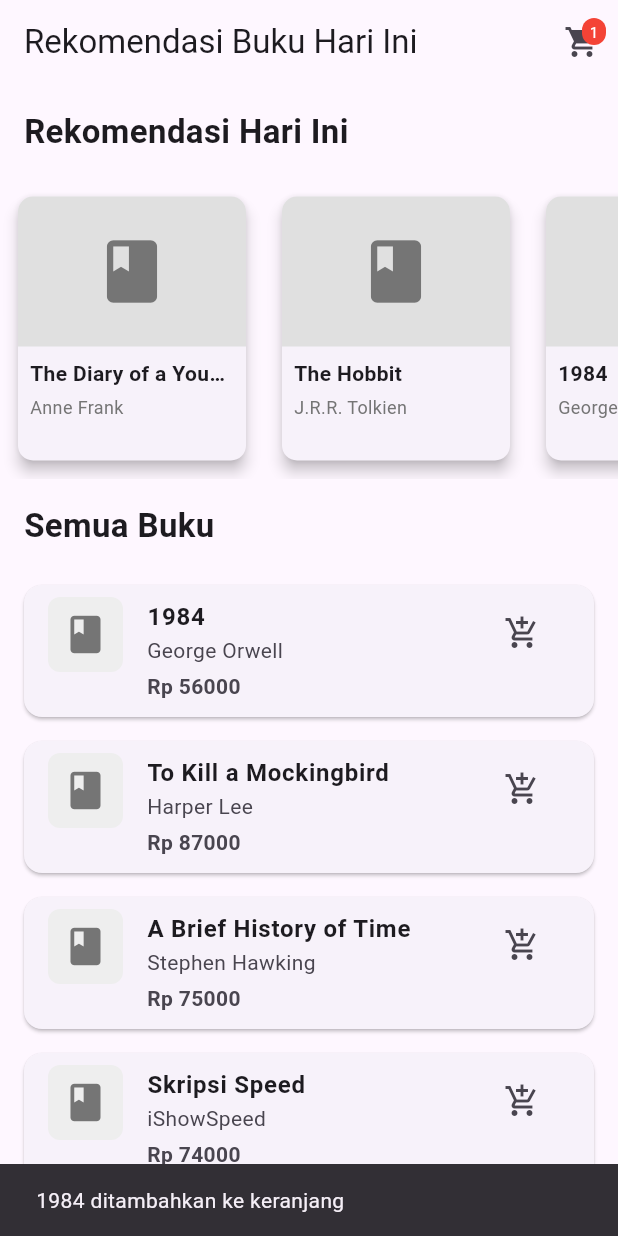
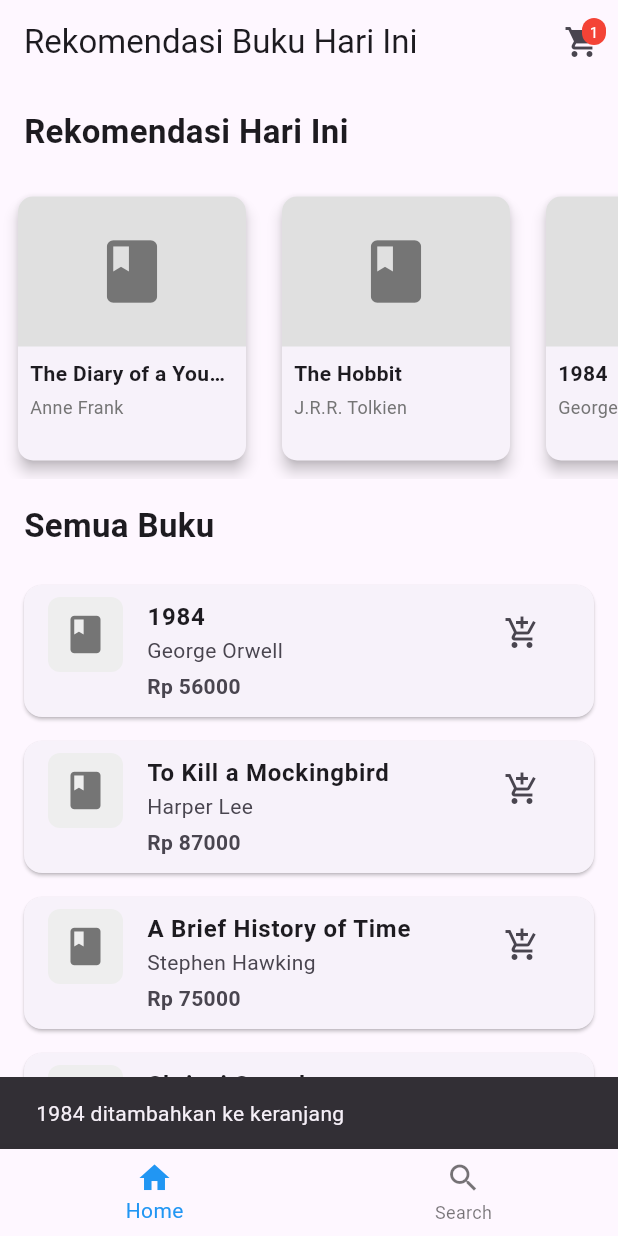
Before and after one commit to Cheesyrick/elibrary, a Flutter app: the screen it shows after launch, after a tap on the "add shopping cart" icon, on a phone screen of 412 x 824 dp. Run offline on Flutter 3.47's test engine with Material 3 defaults, Android fonts, the phone set to English and light mode, and no system bars.

```diff
--- a/lib/main.dart
+++ b/lib/main.dart
@@ -1,42 +1,40 @@
 import 'package:flutter/material.dart';
 import 'home_page.dart';
+import 'search_page.dart';
 
 void main() {
   runApp(MyApp());
 }
 
 class MyApp extends StatelessWidget {
-  const MyApp({super.key});
-
   @override
   Widget build(BuildContext context) {
     return MaterialApp(
-      title: 'E-Library App',
+      title: 'Book App',
       theme: ThemeData(
         primarySwatch: Colors.blue,
       ),
-      home: SplashScreen(),
+      home: MainScreen(),
       debugShowCheckedModeBanner: false,
     );
   }
 }
 
-class SplashScreen extends StatefulWidget {
-  const SplashScreen({super.key});
-
+class MainScreen extends StatefulWidget {
   @override
-  _SplashScreenState createState() => _SplashScreenState();
+  _MainScreenState createState() => _MainScreenState();
 }
 
-class _SplashScreenState extends State<SplashScreen> {
-  @override
-  void initState() {
-    super.initState();
-    // Simulasi loading dengan delay 2 detik
-    Future.delayed(const Duration(seconds: 2), () {
-      Navigator.of(context).pushReplacement(
-        MaterialPageRoute(builder: (context) => HomePage()),
-      );
+class _MainScreenState extends State<MainScreen> {
+  int _selectedIndex = 0;
+  final List<Widget> _widgetOptions = <Widget>[
+    HomePage(),
+    SearchPage(),
+  ];
+
+  void _onItemTapped(int index) {
+    setState(() {
+      _selectedIndex = index;
     });
   }
 
@@ -44,24 +42,22 @@ class _SplashScreenState extends State<SplashScreen> {
   Widget build(BuildContext context) {
     return Scaffold(
       body: Center(
-        child: Column(
-          mainAxisAlignment: MainAxisAlignment.center,
-          children: [
-            Image.asset(
-              'assets/app_logo.png',
-              width: 150,
-              height: 150,
-            ),
-            const SizedBox(height: 24),
-            const Text(
-              'E-Library App',
-              style: TextStyle(
-                fontSize: 24,
-                fontWeight: FontWeight.bold,
-              ),
-            ),
-          ],
-        ),
+        child: _widgetOptions.elementAt(_selectedIndex),
+      ),
+      bottomNavigationBar: BottomNavigationBar(
+        items: const <BottomNavigationBarItem>[
+          BottomNavigationBarItem(
+            icon: Icon(Icons.home),
+            label: 'Home',
+          ),
+          BottomNavigationBarItem(
+            icon: Icon(Icons.search),
+            label: 'Search',
+          ),
+        ],
+        currentIndex: _selectedIndex,
+        selectedItemColor: Colors.blue,
+        onTap: _onItemTapped,
       ),
     );
   }
```
Also changed, not shown: pubspec.yaml (+20 -0 lines), pubspec.lock, 42 other files.
